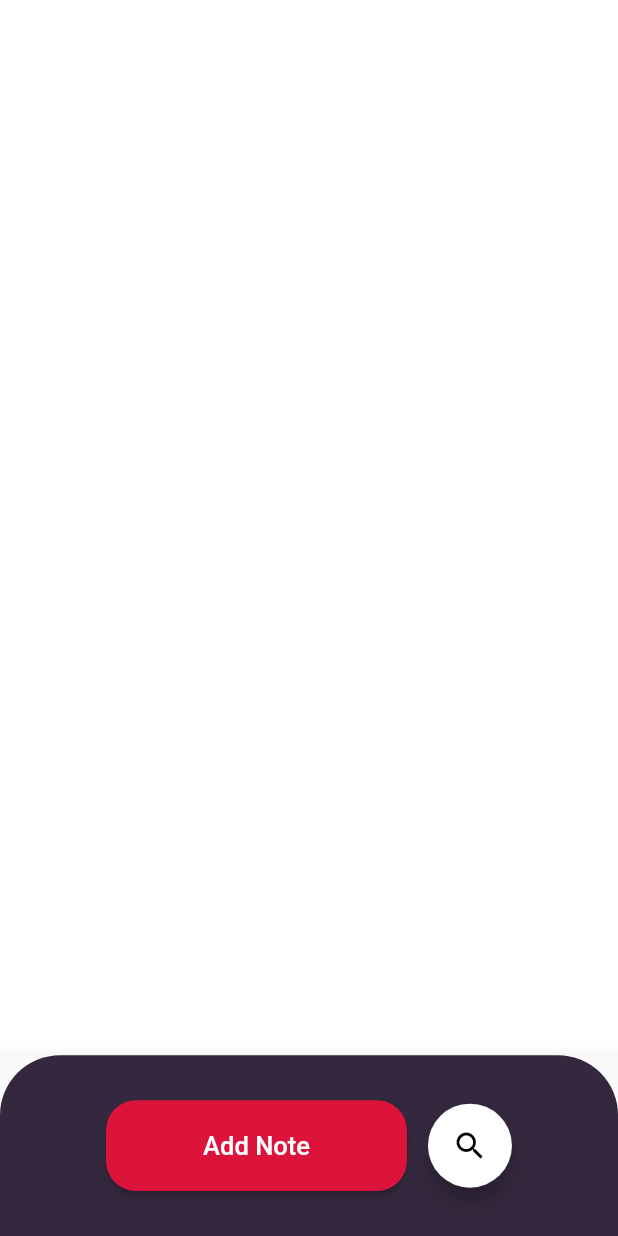
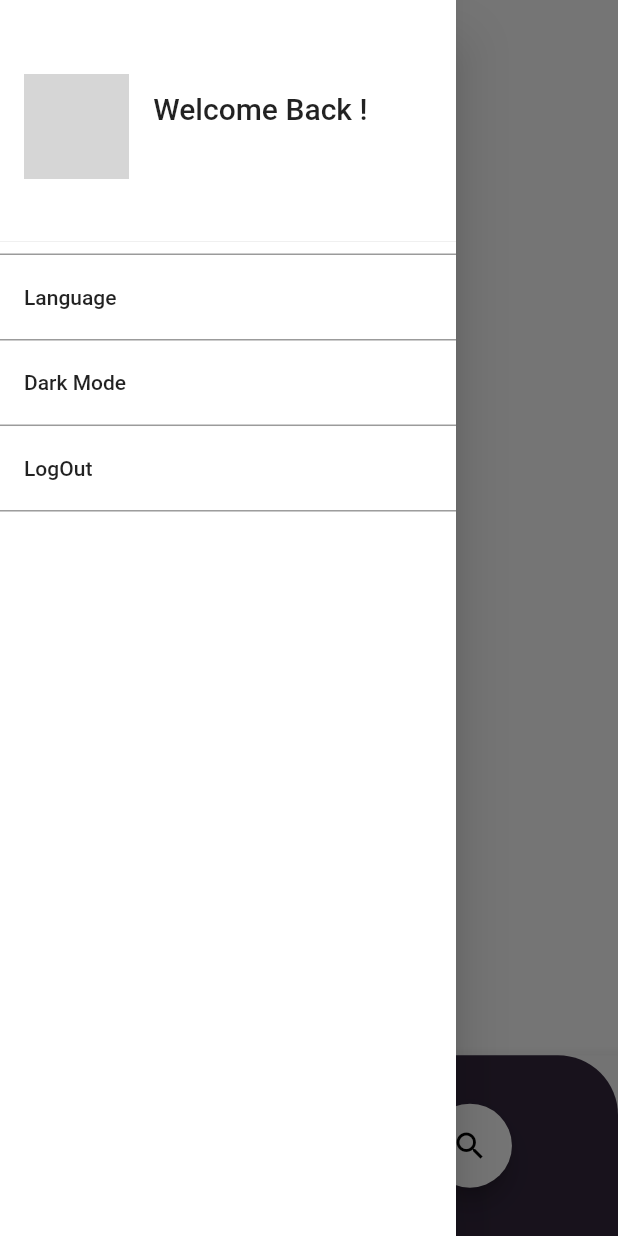
Before and after one commit to hadeermoustafa118/notes_app, a Flutter app: the HomeScreen screen opened directly, with the side drawer open (before the commit the screen has no drawer), on a phone screen of 412 x 824 dp. Run offline on Flutter 3.47's test engine with Material 2 defaults, Android fonts, the phone set to English and light mode, and no system bars; our stand-ins replace animated_splash_screen, awesome_dialog, cloud_firestore, firebase_auth, firebase_core, flutter_bloc and 2 more; accounts and stored records are empty; grey boxes are pictures that could not be loaded.

```diff
--- /dev/null
+++ b/lib/constant.dart
@@ -0,0 +1 @@
+bool isDark = false;
--- a/lib/cubit/appCubit.dart
+++ b/lib/cubit/appCubit.dart
@@ -1,3 +1,6 @@
+import 'package:flutter/material.dart';
+import 'package:firebase_auth/firebase_auth.dart';
+
 import 'appStates.dart';
 import 'package:flutter_bloc/flutter_bloc.dart';
 
@@ -5,4 +8,21 @@ class AppCubit extends Cubit<AppStates> {
   AppCubit() : super(InitialState());
 
   static AppCubit get(context) => BlocProvider.of(context);
+  //for sign up
+  var emailController = TextEditingController();
+  var passController = TextEditingController();
+  var usernameController = TextEditingController();
+  var formKeySign = GlobalKey<FormState>();
+
+//for login
+  var emailForLoginController = TextEditingController();
+  var passForLoginController = TextEditingController();
+  var formKeyLogin = GlobalKey<FormState>();
+
+  //for home screen
+  var user ;
+getUserData (){
+  user = FirebaseAuth.instance.currentUser;
+  debugPrint('${user!.email}');
 }
+}
--- a/lib/presentation/colorManager.dart
+++ b/lib/presentation/colorManager.dart
@@ -4,7 +4,7 @@ import 'package:flutter/material.dart';
 
 class ColorManager {
   static Color btnColor = const Color(0XFFE7B944);
-  static Color primaryColor = const Color(0XFFDC143C);
+  static Color primaryColor =  Color(0XFFDC143C);
   static Color disabledColor = const Color(0XFF9B9B9B);
   static Color txtColor = const Color(0XFF34283E);
   static Color lightColor = const Color(0XFFFFFFFF);
--- a/lib/screens/homeScreen.dart
+++ b/lib/screens/homeScreen.dart
@@ -2,52 +2,153 @@ import 'package:flutter/material.dart';
 import 'package:flutter/services.dart';
 import 'package:notes_app/components/mainButton.dart';
 import 'package:notes_app/components/noteCard.dart';
+import 'package:notes_app/cubit/appCubit.dart';
+import 'package:notes_app/cubit/appStates.dart';
 import 'package:notes_app/presentation/colorManager.dart';
 import 'package:flutter_screenutil/flutter_screenutil.dart';
 import 'package:firebase_core/firebase_core.dart';
 import 'package:cloud_firestore/cloud_firestore.dart';
+import 'package:flutter_bloc/flutter_bloc.dart';
+import 'package:notes_app/screens/signUp.dart';
+import '../cubit/appStates.dart';
+import 'package:firebase_auth/firebase_auth.dart';
+
+import 'login.dart';
 
 class HomeScreen extends StatelessWidget {
   const HomeScreen({Key? key}) : super(key: key);
 
   @override
   Widget build(BuildContext context) {
+    return BlocProvider(
+        create: (BuildContext context) => AppCubit()..getUserData(),
+        child: BlocConsumer<AppCubit, AppStates>(
+            listener: (context, state) {},
+            builder: (context, state) {
+              var cubit = AppCubit.get(context);
               return Scaffold(
-      // appBar: AppBar(
-      //   systemOverlayStyle:
-      //       const SystemUiOverlayStyle(statusBarColor: Colors.transparent),
-      //   title: const Text(
-      //     'Notes App',
-      //     style: TextStyle(color: Colors.black),
-      //   ),
-      //   centerTitle: true,
-      //   elevation: 0,
-      //   backgroundColor: ColorManager.lightColor,
-      //   actions: [
-      //     IconButton(
-      //       icon: Icon(
-      //         Icons.search,
-      //         color: Colors.black,
-      //       ),
-      //       onPressed: () {},
-      //     ),
-      //     SizedBox(
-      //       width: 10.0.w,
-      //     )
-      //   ],
-      // ),
+                appBar: AppBar(
+                  systemOverlayStyle: const SystemUiOverlayStyle(
+                      statusBarColor: Colors.transparent),
+                  title: const Text(
+                    'Notes App',
+                    style: TextStyle(color: Colors.black),
+                  ),
+                  centerTitle: true,
+                  elevation: 0,
+                  iconTheme: IconThemeData(color: Colors.black),
                   backgroundColor: ColorManager.lightColor,
-      body: SafeArea(
-        child: SingleChildScrollView(
+                ),
+                drawer: Drawer(
+                  backgroundColor: ColorManager.lightColor,
+                  child: ListView(
+                    // Important: Remove any padding from the ListView.
+                    padding: EdgeInsets.zero,
+                    children: [
+                      DrawerHeader(
+                        decoration: BoxDecoration(
+                          color: Colors.white,
+                        ),
+                        child: Container(
+                          child: Row(
+                            mainAxisAlignment: MainAxisAlignment.start,
+                            children: [
+                              CircleAvatar(
+                                backgroundColor: ColorManager.lightColor,
+                                child: Image.asset(
+                                  'assets/images/profile.png',
+                                  height: 100.h,
+                                  width: 100.w,
+                                ),
+                                radius: 35.0.r,
+                              ),
+                              SizedBox(
+                                width: 16.0.w,
+                              ),
+                              Column(
+                                crossAxisAlignment: CrossAxisAlignment.start,
+                                mainAxisAlignment: MainAxisAlignment.center,
+                                children: [
+                                  Text(
+                                    'Welcome Back ! ',
+                                    style: TextStyle(fontSize: 20.sp),
+                                  ),
+                                  SizedBox(
+                                    height: 8.0.h,
+                                  ),
+                                  Text(
+                                    '${cubit.user!.email}',
+                                    style: TextStyle(fontSize: 14.sp),
+                                  )
+                                ],
+                              )
+                            ],
+                          ),
+                        ),
+                      ),
+                      Divider(
+                        color: ColorManager.disabledColor,
+                        height: 1.0.h,
+                        thickness: 1.0.r,
+                      ),
+                      ListTile(
+                        title: Text('Language'),
+                        onTap: () {
+                          // Update the state of the app.
+                          // ...
+                        },
+                      ),
+                      Divider(
+                        color: ColorManager.disabledColor,
+                        height: 1.0.h,
+                        thickness: 1.0.r,
+                      ),
+                      ListTile(
+                        title: Text('Dark Mode'),
+                        onTap: () {
+                          // Update the state of the app.
+                          // ...
+                        },
+                      ),
+                      Divider(
+                        color: ColorManager.disabledColor,
+                        height: 1.0.h,
+                        thickness: 1.0.r,
+                      ),
+                      ListTile(
+                        title: Text('LogOut'),
+                        onTap: () async {
+                          await FirebaseAuth.instance.signOut();
+                          Navigator.pushReplacement(
+                            context,
+                            MaterialPageRoute(builder: (context) => Login()),
+                          );
+                        },
+                      ),
+                      Divider(
+                        color: ColorManager.disabledColor,
+                        height: 1.0.h,
+                        thickness: 1.0.r,
+                      ),
+                    ],
+                  ),
+                ),
+                backgroundColor: ColorManager.lightColor,
+                body: SingleChildScrollView(
                   child: Column(
                     mainAxisAlignment: MainAxisAlignment.center,
                     children: [
+                      SizedBox(
+                        height: 20.0.h,
+                      ),
                       StreamBuilder<QuerySnapshot>(
                         stream: FirebaseFirestore.instance
                             .collection('flutterNotes')
                             .snapshots(),
-                builder: (context, AsyncSnapshot<QuerySnapshot> snapshot) {
-                  if (snapshot.connectionState == ConnectionState.waiting) {
+                        builder:
+                            (context, AsyncSnapshot<QuerySnapshot> snapshot) {
+                          if (snapshot.connectionState ==
+                              ConnectionState.waiting) {
                             return const Center(
                                 child: CircularProgressIndicator(
                               color: Colors.red,
@@ -73,13 +174,13 @@ class HomeScreen extends StatelessWidget {
                             child: Text(
                               'There is no Notes',
                               style: TextStyle(
-                          color: ColorManager.txtColor, fontSize: 20.0.sp),
+                                  color: ColorManager.txtColor,
+                                  fontSize: 20.0.sp),
                             ),
                           );
                         },
                       ),
                     ],
-          ),
                   ),
                 ),
                 // floatingActionButton: FloatingActionButton.extended(
@@ -132,5 +233,6 @@ class HomeScreen extends StatelessWidget {
                   ),
                 ),
               );
+            }));
   }
 }
```
Also changed, not shown: lib/components/myTextField.dart (added, +69 -0 lines), lib/main.dart (+23 -6 lines), lib/screens/login.dart (added, +197 -0 lines), lib/screens/signUp.dart (added, +216 -0 lines), lib/screens/splashScreen.dart (added, +30 -0 lines), pubspec.yaml (+5 -2 lines), pubspec.lock, 2 other files. Lines whose indentation alone changed are shown as unchanged.
